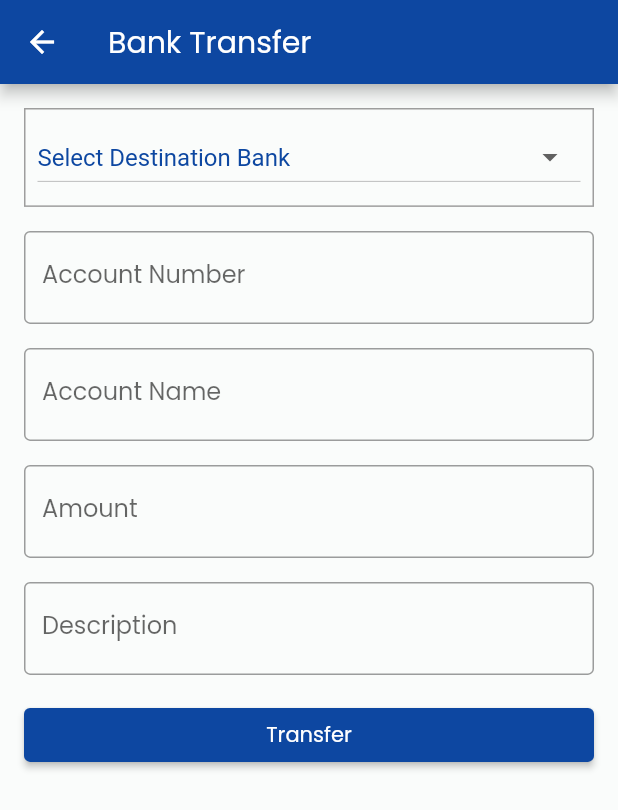
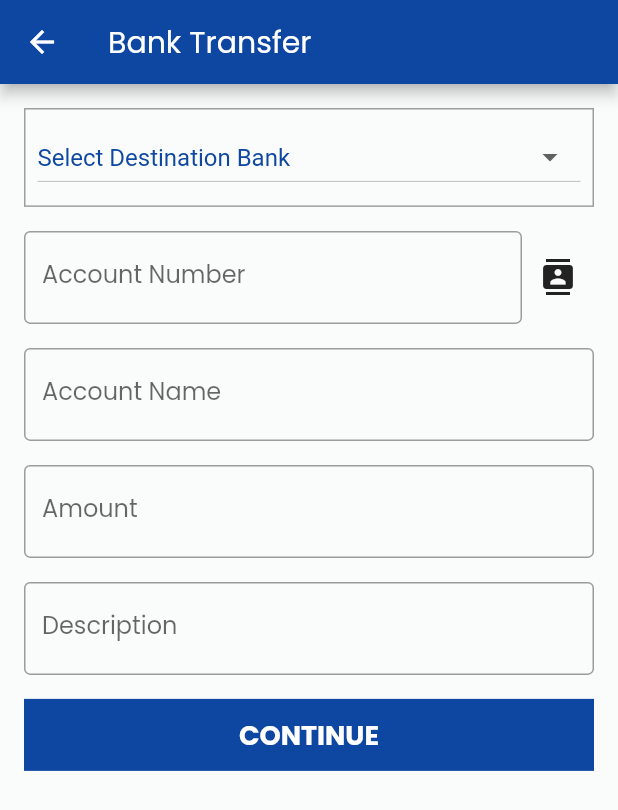
Before and after one commit to Cyber-Lord/faspay, a Flutter app: the BankTransferPage screen opened directly, on a phone screen of 412 x 824 dp. Shown: the top 810 px of the screen. Run offline on Flutter 3.47's test engine with Material 2 defaults, Android fonts, the light colour scheme and no system bars; our stand-ins replace contacts_service, permission_handler, pin_code_text_field, qr_flutter, shared_preferences; missing offline and left inert: qr_code_scanner; accounts and stored records are empty.

Commit message:
Added contact picking as account

```diff
--- a/lib/pages/transferpage.dart
+++ b/lib/pages/transferpage.dart
@@ -1,6 +1,8 @@
 import 'package:faspay/pages/homepage.dart';
 import 'package:flutter/material.dart';
 import 'package:pin_code_text_field/pin_code_text_field.dart';
+import 'package:contacts_service/contacts_service.dart';
+import 'package:permission_handler/permission_handler.dart';
 
 class BankTransferPage extends StatefulWidget {
   @override
@@ -9,14 +11,30 @@ class BankTransferPage extends StatefulWidget {
 
 class _BankTransferPageState extends State<BankTransferPage> {
   TextEditingController controller = TextEditingController(text: "");
+  final TextEditingController _accountNumberController =
+      TextEditingController();
+  final TextEditingController _amountController = TextEditingController();
+  final FocusNode _textFocusNode = FocusNode();
+
   String thisText = "";
   int pinLength = 4;
   bool hasError = false;
+
   late String errorMessage;
   late String selectedBank = 'Select Destination Bank';
   late String beneficiaryName = 'John Doe';
   double amount = 0.0;
   late String description = 'Salary';
+
+  Future<void> _selectContact() async {
+    PermissionStatus permissionStatus = await Permission.contacts.request();
+    if (permissionStatus == PermissionStatus.granted) {
+      Contact? contact = await ContactsService.openDeviceContactPicker();
+      if (contact != null && contact.phones!.isNotEmpty) {
+        _accountNumberController.text = contact.phones!.first.value!;
+      }
+    }
+  }
 
   List<String> banks = [
     'Select Destination Bank',
@@ -25,6 +43,18 @@ class _BankTransferPageState extends State<BankTransferPage> {
     'Kuda MFB',
     'Wema Bank',
   ];
+  @override
+  void initState() {
+    super.initState();
+    _textFocusNode.requestFocus();
+  }
+
+  @override
+  void dispose() {
+    _textFocusNode.dispose();
+    controller.dispose();
+    super.dispose();
+  }
 
   @override
   Widget build(BuildContext context) {
@@ -46,8 +76,12 @@ class _BankTransferPageState extends State<BankTransferPage> {
         ),
         title: Text('Bank Transfer'),
       ),
-      body: Padding(
+      body: SingleChildScrollView(
+        child: Padding(
           padding: EdgeInsets.all(16.0),
+          child: Container(
+            height: MediaQuery.of(context).size.height,
+            width: MediaQuery.of(context).size.width,
             child: Column(
               crossAxisAlignment: CrossAxisAlignment.stretch,
               children: [
@@ -99,12 +133,34 @@ class _BankTransferPageState extends State<BankTransferPage> {
                   ),
                 ),
                 SizedBox(height: 16.0),
-            TextFormField(
+                Padding(
+                  padding: EdgeInsets.all(0),
+                  child: Column(
+                    crossAxisAlignment: CrossAxisAlignment.start,
+                    children: [
+                      // ...
+
+                      Row(
+                        children: [
+                          Expanded(
+                            child: TextFormField(
+                              controller: _accountNumberController,
+                              keyboardType: TextInputType.number,
                               decoration: InputDecoration(
                                 labelText: 'Account Number',
                                 border: OutlineInputBorder(),
                               ),
-              keyboardType: TextInputType.number,
+                            ),
+                          ),
+                          IconButton(
+                            icon: Icon(Icons.contacts),
+                            onPressed: _selectContact,
+                          ),
+                        ],
+                      ),
+                      // ...
+                    ],
+                  ),
                 ),
                 SizedBox(height: 16.0),
                 TextFormField(
@@ -121,6 +177,7 @@ class _BankTransferPageState extends State<BankTransferPage> {
                 ),
                 SizedBox(height: 16.0),
                 TextFormField(
+                  controller: _amountController,
                   onChanged: (value) {
                     setState(() {
                       amount = double.parse(value);
@@ -146,16 +203,29 @@ class _BankTransferPageState extends State<BankTransferPage> {
                   keyboardType: TextInputType.text,
                 ),
                 SizedBox(height: 16.0),
-            ElevatedButton(
-              style: ElevatedButton.styleFrom(
-                primary: Colors.blue.shade900,
+                Container(
+                  alignment: Alignment.bottomCenter,
+                  decoration: BoxDecoration(
+                    color: Colors.blue.shade900,
                   ),
-              child: Text('Transfer'),
+                  width: MediaQuery.of(context).size.width,
+                  child: TextButton(
                     onPressed: () {
                       showPinDialog(context);
                     },
+                    child: Text(
+                      'CONTINUE',
+                      style: TextStyle(
+                        color: Colors.white,
+                        fontSize: 18,
+                        fontWeight: FontWeight.bold,
+                      ),
+                    ),
+                  ),
                 ),
               ],
+            ),
+          ),
         ),
       ),
     );
--- a/pubspec.yaml
+++ b/pubspec.yaml
@@ -46,6 +46,7 @@ dependencies:
   mobile_scanner: ^3.0.0
   qr_bar_code_scanner_dialog: ^0.0.5
   pin_code_text_field: ^1.8.0
+  contacts_service: ^0.6.2
 
 dev_dependencies:
   flutter_test:
```
Also changed, not shown: pubspec.lock, 1 other file. Lines whose indentation alone changed are shown as unchanged.
